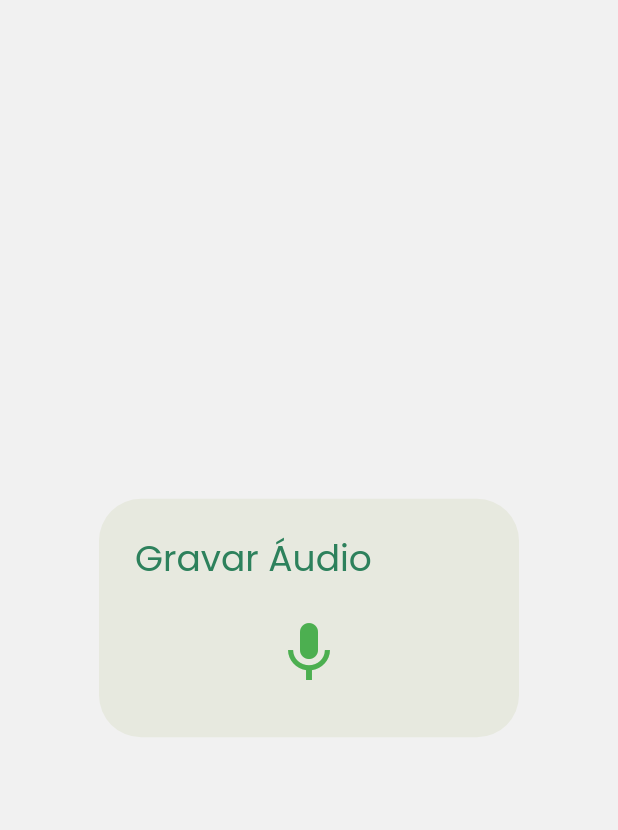
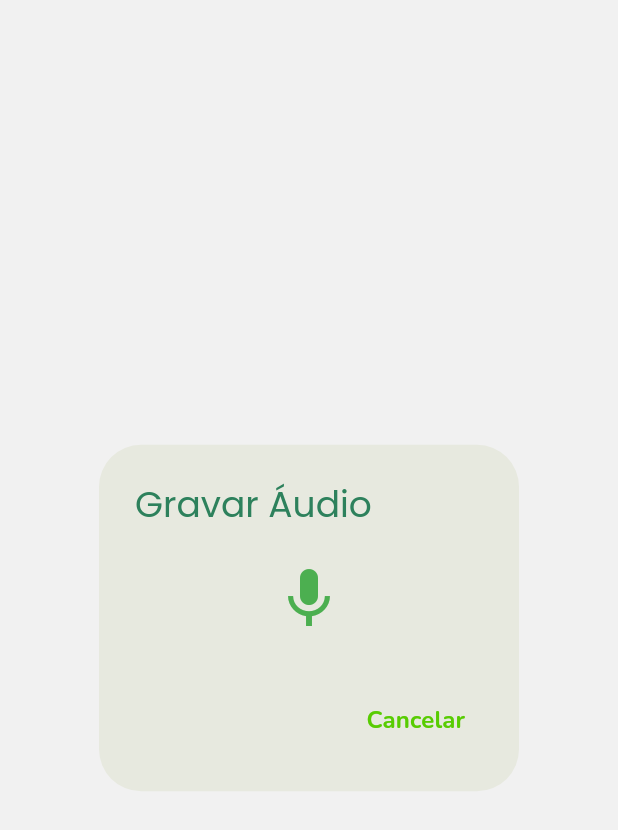
Before and after one commit to CantarinoG/flashcard-pets, a Flutter app: the RecordAudioDialog widget shown alone on an empty page, opened directly, on a phone screen of 412 x 824 dp. Shown: the top 830 px of the screen. Run offline on Flutter 3.47's test engine with Material 3 defaults, Android fonts, the phone set to English and light mode, and no system bars; our stand-ins replace flutter_local_notifications, flutter_svg, flutter_timezone, image_picker, permission_handler, sqflite and 1 more; missing offline and left inert: flutter_sound; accounts and stored records are empty.

Commit message:
feat: Add logic to add audio to flashcards.

```diff
--- a/lib/dialogs/add_media_dialog.dart
+++ b/lib/dialogs/add_media_dialog.dart
@@ -70,12 +70,16 @@ class _AddMediaDialogState extends State<AddMediaDialog> {
 
   void _recordAudio() async {
     _resetErrorMsg();
-    await showDialog(
+    String? audioString = await showDialog(
       context: context,
       builder: (BuildContext context) {
         return RecordAudioDialog();
       },
     );
+    if (audioString == null) return;
+    widget.audioFiles.add(audioString);
+    if (!mounted) return;
+    Navigator.of(context).pop();
   }
 
   void _resetErrorMsg() {
--- a/lib/dialogs/record_audio_dialog.dart
+++ b/lib/dialogs/record_audio_dialog.dart
@@ -1,9 +1,15 @@
+import 'dart:io';
+
+import 'package:flashcard_pets/providers/services/base_64_conversor.dart';
 import 'package:flashcard_pets/themes/app_text_styles.dart';
 import 'package:flashcard_pets/themes/app_themes.dart';
 import 'package:flutter/material.dart';
 import 'package:flutter_sound/public/flutter_sound_recorder.dart';
-import 'package:flutter_sound/public/flutter_sound_player.dart'; // Add this import
+import 'package:flutter_sound/public/flutter_sound_player.dart';
 import 'package:permission_handler/permission_handler.dart';
+import 'dart:convert';
+
+import 'package:provider/provider.dart';
 
 class RecordAudioDialog extends StatefulWidget {
   const RecordAudioDialog({super.key});
@@ -14,17 +20,18 @@ class RecordAudioDialog extends StatefulWidget {
 
 class _RecordAudioDialogState extends State<RecordAudioDialog> {
   FlutterSoundRecorder _recorder = FlutterSoundRecorder();
-  FlutterSoundPlayer _player = FlutterSoundPlayer(); // Add this line
+  FlutterSoundPlayer _player = FlutterSoundPlayer();
   bool _isRecording = false;
-  bool _isPlaying = false; // Add this line
-  bool _hasRecorded = false; // Add this line
+  bool _isPlaying = false;
+  bool _hasRecorded = false;
+  String? _base64Audio;
 
   @override
   void initState() {
     super.initState();
     requestPermissions();
     _initializeRecorder();
-    _initializePlayer(); // Add this line
+    _initializePlayer();
   }
 
   Future<void> requestPermissions() async {
@@ -36,14 +43,13 @@ class _RecordAudioDialogState extends State<RecordAudioDialog> {
   }
 
   Future<void> _initializePlayer() async {
-    // Add this method
     await _player.openPlayer();
   }
 
   @override
   void dispose() {
     _recorder.closeRecorder();
-    _player.closePlayer(); // Add this line
+    _player.closePlayer();
     super.dispose();
   }
 
@@ -55,10 +61,15 @@ class _RecordAudioDialogState extends State<RecordAudioDialog> {
   }
 
   Future<void> stopRecording() async {
-    await _recorder.stopRecorder();
+    String? path = await _recorder.stopRecorder();
+    if (path != null) {
+      final bytes = await File(path).readAsBytesSync();
+      _base64Audio = Provider.of<Base64Conversor>(context, listen: false)
+          .bytesToBase64(bytes);
+    }
     setState(() {
       _isRecording = false;
-      _hasRecorded = true; // Add this line
+      _hasRecorded = true;
     });
   }
 
@@ -74,6 +85,14 @@ class _RecordAudioDialogState extends State<RecordAudioDialog> {
     setState(() {
       _isPlaying = false;
     });
+  }
+
+  void _confirmRecording() {
+    Navigator.of(context).pop(_base64Audio);
+  }
+
+  void _cancelRecording() {
+    Navigator.of(context).pop();
   }
 
   @override
@@ -102,7 +121,7 @@ class _RecordAudioDialogState extends State<RecordAudioDialog> {
             color: _isRecording ? Colors.red : Colors.green,
             iconSize: 48,
           ),
-          if (_hasRecorded && !_isRecording) // Update this condition
+          if (_hasRecorded && !_isRecording)
             IconButton(
               icon: Icon(_isPlaying ? Icons.stop : Icons.play_arrow),
               onPressed: _isPlaying ? stopPlaying : startPlaying,
@@ -111,6 +130,27 @@ class _RecordAudioDialogState extends State<RecordAudioDialog> {
             ),
         ],
       ),
+      actions: [
+        TextButton(
+          onPressed: _cancelRecording,
+          child: Text(
+            'Cancelar',
+            style: bodyEm.copyWith(
+              color: primary,
+            ),
+          ),
+        ),
+        if (_hasRecorded)
+          TextButton(
+            onPressed: _confirmRecording,
+            child: Text(
+              'Confirmar',
+              style: bodyEm.copyWith(
+                color: primary,
+              ),
+            ),
+          ),
+      ],
     );
   }
 }
```
